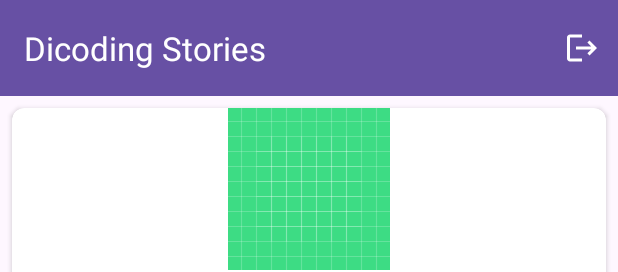
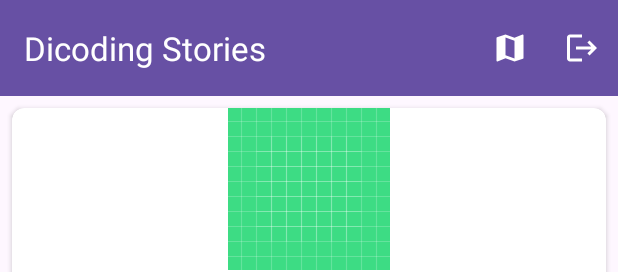
Before and after one commit to krisna31/story-app-android, an Android app: the layout activity_main.xml on its own in the app's theme, with its tools: preview values and no code run, on a phone screen of 412 x 824 dp. Shown: the top 272 px of the screen. Run offline under Robolectric (Android 15) with nearby library versions, the phone set to English and light mode, and no system bars.

Commit message:
maps good

```diff
--- a/app/build.gradle
+++ b/app/build.gradle
@@ -1,6 +1,7 @@
 plugins {
     id 'com.android.application'
     id 'org.jetbrains.kotlin.android'
+    id 'com.google.android.libraries.mapsplatform.secrets-gradle-plugin'
 }
 
 android {
@@ -33,10 +34,14 @@ android {
     viewBinding {
         enabled = true
     }
+    buildFeatures {
+        viewBinding true
+    }
 }
 
 dependencies {
 
+    implementation 'com.google.android.gms:play-services-maps:18.0.2'
     def camerax_version = "1.2.3"
 
     implementation 'androidx.core:core-ktx:1.10.1'
--- a/app/src/main/java/com/krisna31/story_app_android/ui/main/MainActivity.kt
+++ b/app/src/main/java/com/krisna31/story_app_android/ui/main/MainActivity.kt
@@ -19,6 +19,7 @@ import com.krisna31.story_app_android.data.user.UserPreference
 import com.krisna31.story_app_android.databinding.ActivityMainBinding
 import com.krisna31.story_app_android.ui.ViewModelFactory
 import com.krisna31.story_app_android.ui.add_story.AddStoryActivity
+import com.krisna31.story_app_android.ui.maps.MapsActivity
 import com.krisna31.story_app_android.ui.welcome.WelcomeActivity
 
 public val Context.dataStore: DataStore<Preferences> by preferencesDataStore(name = "settings")
@@ -114,6 +115,11 @@ class MainActivity : AppCompatActivity() {
                 return true
             }
 
+            R.id.mapsButton -> {
+                startActivity(Intent(this, MapsActivity::class.java))
+                return true
+            }
+
             else -> {
                 return super.onOptionsItemSelected(item)
             }
--- /dev/null
+++ b/app/src/main/res/drawable/baseline_map_24.xml
@@ -0,0 +1,5 @@
+<vector android:height="24dp" android:tint="#FFFFFF"
+    android:viewportHeight="24" android:viewportWidth="24"
+    android:width="24dp" xmlns:android="http://schemas.android.com/apk/res/android">
+    <path android:fillColor="@android:color/white" android:pathData="M20.5,3l-0.16,0.03L15,5.1 9,3 3.36,4.9c-0.21,0.07 -0.36,0.25 -0.36,0.48V20.5c0,0.28 0.22,0.5 0.5,0.5l0.16,-0.03L9,18.9l6,2.1 5.64,-1.9c0.21,-0.07 0.36,-0.25 0.36,-0.48V3.5c0,-0.28 -0.22,-0.5 -0.5,-0.5zM15,19l-6,-2.11V5l6,2.11V19z"/>
+</vector>
--- a/app/src/main/res/menu/main_act_items.xml
+++ b/app/src/main/res/menu/main_act_items.xml
@@ -2,6 +2,12 @@
 <menu xmlns:android="http://schemas.android.com/apk/res/android"
     xmlns:app="http://schemas.android.com/apk/res-auto">
     <group android:menuCategory="container">
+        <item
+            android:id="@+id/mapsButton"
+            android:icon="@drawable/baseline_map_24"
+            android:title="@string/logout_from_app"
+            app:showAsAction="ifRoom" />
+
         <item
             android:id="@+id/logoutButton"
             android:icon="@drawable/baseline_logout_24"
--- a/app/src/main/res/values/strings.xml
+++ b/app/src/main/res/values/strings.xml
@@ -28,4 +28,5 @@
     <string name="gallery">Galeri</string>
     <string name="upload">Unggah</string>
     <string name="masukkan_cerita_anda">Masukkan Cerita Anda</string>
+    <string name="title_activity_maps">MapsActivity</string>
 </resources>
--- a/build.gradle
+++ b/build.gradle
@@ -3,4 +3,5 @@ plugins {
     id 'com.android.application' version '8.0.2' apply false
     id 'com.android.library' version '8.0.2' apply false
     id 'org.jetbrains.kotlin.android' version '1.8.20' apply false
+    id 'com.google.android.libraries.mapsplatform.secrets-gradle-plugin' version '2.0.1' apply false
 }
```
Also changed, not shown: app/src/main/AndroidManifest.xml (+20 -1 lines), app/src/main/java/com/krisna31/story_app_android/ui/maps/MapsActivity.kt (added, +53 -0 lines), app/src/main/res/layout/activity_maps.xml (added, +9 -0 lines).
